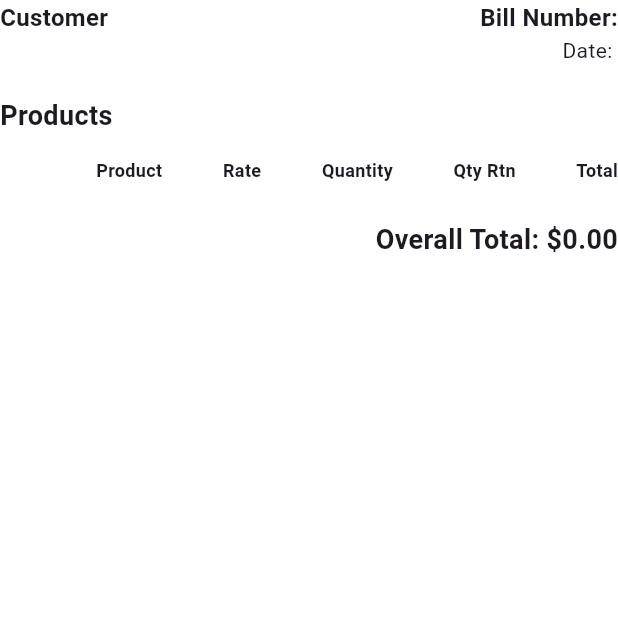
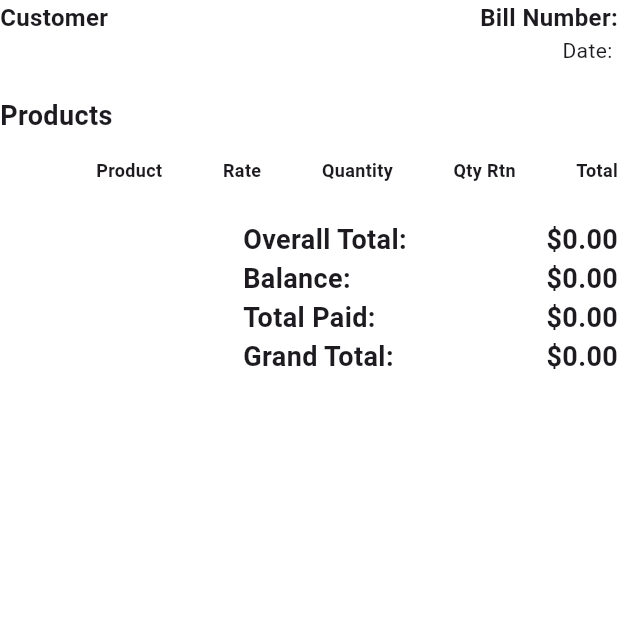
Before and after one commit to ArundotJ/ak_foods, a Flutter app: the ReceiptScreen screen opened directly with empty values, on a phone screen of 412 x 824 dp, the top half of it. Run offline on Flutter 3.47's test engine with Material 3 defaults, Android fonts, the phone set to English and light mode, and no system bars; our stand-ins replace dropdown_search, fluttertoast, internet_connection_checker, screenshot, share_plus; missing offline and left inert: dart:ffi, mssql_connection; accounts and stored records are empty.

Commit message:
Updated recept details

```diff
--- a/lib/invoiceProduct.dart
+++ b/lib/invoiceProduct.dart
@@ -4,12 +4,23 @@ final class InvoiceProduct {
   final double quantity;
   final double quantityRtn;
   final double totalAmount;
+  final double balance;
+  final double totalPaid;
+  final double grandTotal;
 
   InvoiceProduct(this.name, this.salesRate, this.quantity, this.quantityRtn,
-      this.totalAmount);
+      this.totalAmount, this.balance, this.totalPaid, this.grandTotal);
 
   factory InvoiceProduct.fromJson(Map<String, dynamic> json) {
-    return InvoiceProduct(json['ProductName'], json['SalesRate'], json['Qty'],
-        json['SubUnitQty'], json['TotalAmount']);
+    return InvoiceProduct(
+      json['ProductName'],
+      json['SalesRate'],
+      json['Qty'],
+      json['SubUnitQty'],
+      json['TotalAmount'],
+      json['Balance'],
+      json['TotalPaid'],
+      json['GrandTotal'],
+    );
   }
 }
--- a/lib/receptDetailsScreen.dart
+++ b/lib/receptDetailsScreen.dart
@@ -28,7 +28,7 @@ class _ReceiptScreenState extends State<ReceiptScreen> {
 
   void _loadInvoiceInfoDetails() async {
     final String data = await DataBaseManager().queryFromSQL(
-        "select ProductName,SalesRate,SubUnitQty,Qty,TotalAmount from Invoice_Product Inner Join InvoiceInfo On InvoiceInfo.Inv_ID=Invoice_Product.InvoiceId Inner Join Product On Product.PID=Invoice_Product.ProductId Where InvoiceId='${widget.invoiceData.inv_ID}'");
+        "select ProductName,SalesRate,SubUnitQty,Qty,TotalAmount, Balance, TotalPaid, GrandTotal  from Invoice_Product Inner Join InvoiceInfo On InvoiceInfo.Inv_ID=Invoice_Product.InvoiceId Inner Join Product On Product.PID=Invoice_Product.ProductId Where InvoiceId='${widget.invoiceData.inv_ID}'");
 
     final List result = jsonDecode(data);
     List<InvoiceProduct> dataList =
@@ -40,6 +40,18 @@ class _ReceiptScreenState extends State<ReceiptScreen> {
 
   double getOverallTotal() {
     return addedProducts.fold(0.0, (sum, product) => sum + product.totalAmount);
+  }
+
+  double getOverallGrandTotal() {
+    return addedProducts.fold(0.0, (sum, product) => sum + product.grandTotal);
+  }
+
+  double getOverallBalance() {
+    return addedProducts.fold(0.0, (sum, product) => sum + product.balance);
+  }
+
+  double getOverallTotalPaid() {
+    return addedProducts.fold(0.0, (sum, product) => sum + product.totalPaid);
   }
 
   @override
@@ -95,9 +107,72 @@ class _ReceiptScreenState extends State<ReceiptScreen> {
           // Overall Total Section
           Align(
             alignment: Alignment.bottomRight,
-            child: Text(
-              "Overall Total: \$${getOverallTotal().toStringAsFixed(2)}",
-              style: TextStyle(fontSize: 18, fontWeight: FontWeight.bold),
+            child: Container(
+              width: 250,
+              child: Column(
+                children: [
+                  Row(
+                    mainAxisAlignment: MainAxisAlignment.spaceBetween,
+                    children: [
+                      Text(
+                        "Overall Total:",
+                        style: TextStyle(
+                            fontSize: 18, fontWeight: FontWeight.bold),
+                      ),
+                      Text(
+                        "\$${getOverallTotal().toStringAsFixed(2)}",
+                        style: TextStyle(
+                            fontSize: 18, fontWeight: FontWeight.bold),
+                      ),
+                    ],
+                  ),
+                  Row(
+                    mainAxisAlignment: MainAxisAlignment.spaceBetween,
+                    children: [
+                      Text(
+                        "Balance:",
+                        style: TextStyle(
+                            fontSize: 18, fontWeight: FontWeight.bold),
+                      ),
+                      Text(
+                        "\$${getOverallBalance().toStringAsFixed(2)}",
+                        style: TextStyle(
+                            fontSize: 18, fontWeight: FontWeight.bold),
+                      ),
+                    ],
+                  ),
+                  Row(
+                    mainAxisAlignment: MainAxisAlignment.spaceBetween,
+                    children: [
+                      Text(
+                        "Total Paid:",
+                        style: TextStyle(
+                            fontSize: 18, fontWeight: FontWeight.bold),
+                      ),
+                      Text(
+                        "\$${getOverallTotalPaid().toStringAsFixed(2)}",
+                        style: TextStyle(
+                            fontSize: 18, fontWeight: FontWeight.bold),
+                      ),
+                    ],
+                  ),
+                  Row(
+                    mainAxisAlignment: MainAxisAlignment.spaceBetween,
+                    children: [
+                      Text(
+                        "Grand Total:",
+                        style: TextStyle(
+                            fontSize: 18, fontWeight: FontWeight.bold),
+                      ),
+                      Text(
+                        "\$${getOverallGrandTotal().toStringAsFixed(2)}",
+                        style: TextStyle(
+                            fontSize: 18, fontWeight: FontWeight.bold),
+                      ),
+                    ],
+                  ),
+                ],
+              ),
             ),
           ),
         ],
```
Also changed, not shown: 4 other files.
